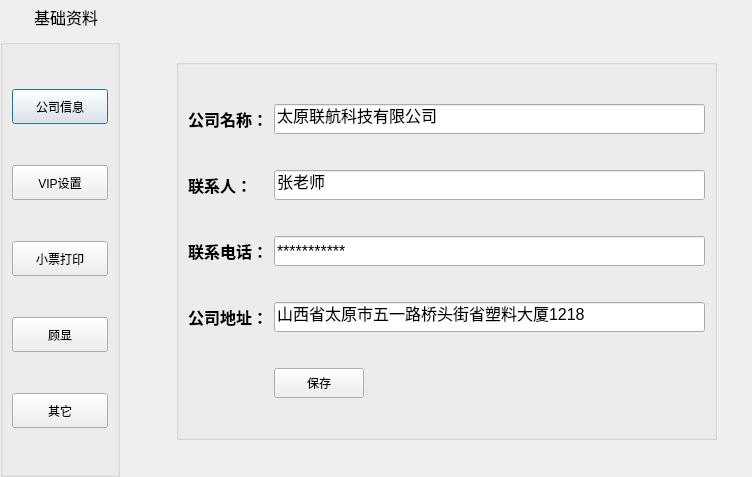
Old version of the form src/widget/systemsetdialog/systemsetdialog.ui in the repository kevinlq/POPManageSystem.
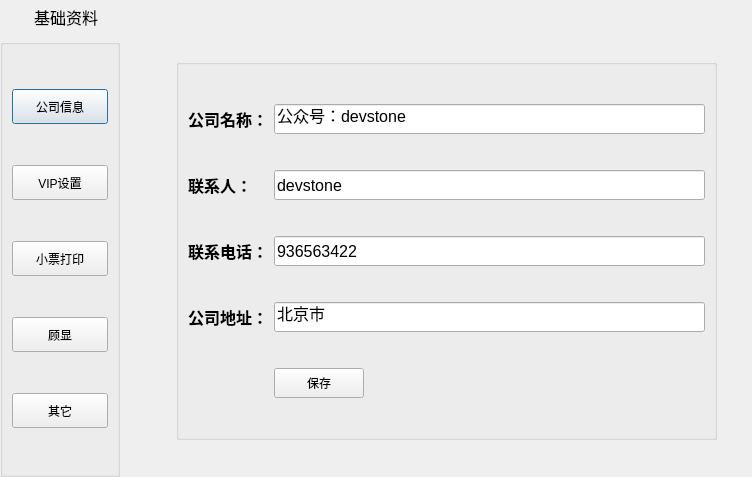
New version of the form.

```diff
--- a/src/widget/systemsetdialog/systemsetdialog.ui
+++ b/src/widget/systemsetdialog/systemsetdialog.ui
@@ -318,7 +318,7 @@
                </font>
               </property>
               <property name="text">
-               <string>山西省太原市五一路桥头街省塑料大厦1218</string>
+               <string>北京市</string>
               </property>
              </widget>
             </item>
@@ -358,7 +358,7 @@
                </font>
               </property>
               <property name="text">
-               <string>***********</string>
+               <string>936563422</string>
               </property>
              </widget>
             </item>
@@ -410,7 +410,7 @@
                </font>
               </property>
               <property name="text">
-               <string>太原联航科技有限公司</string>
+               <string>公众号：devstone</string>
               </property>
              </widget>
             </item>
@@ -428,7 +428,7 @@
                </font>
               </property>
               <property name="text">
-               <string>张老师</string>
+               <string>devstone</string>
               </property>
              </widget>
             </item>
```
Left out of the diff: 35 changed lines with no effect on the pictures.
